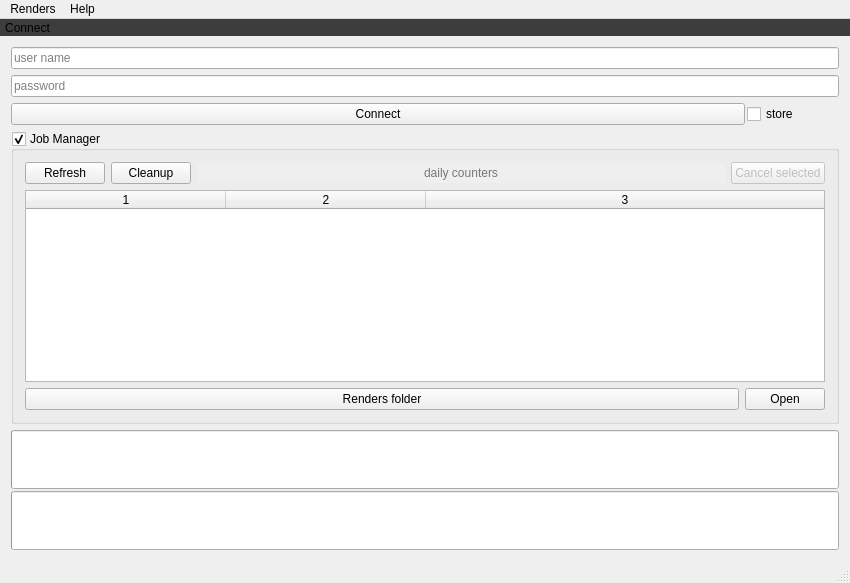
This is raypumpwindow.ui in michalmielczynski/RayPump as Qt 5 draws it before an edit. The edited form follows.
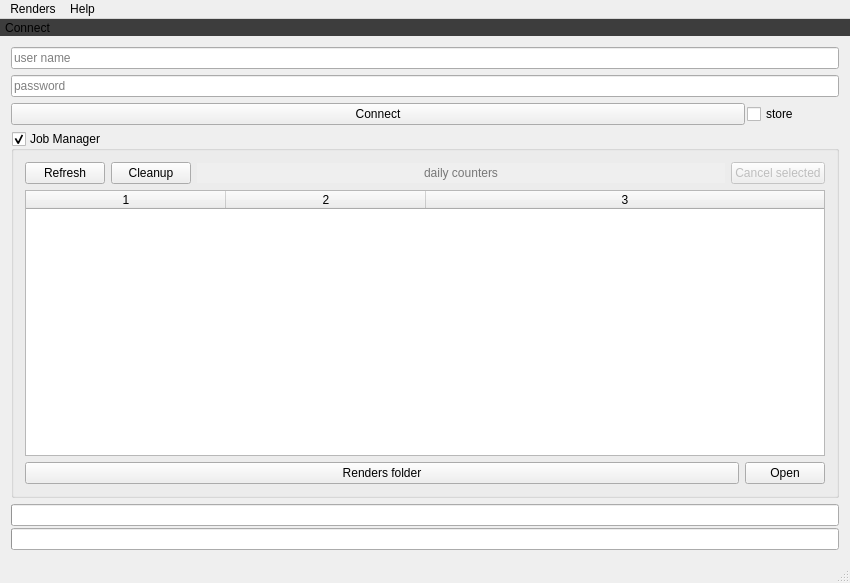
This is the edited form. Icons and pictures are not drawn.

Diff of the .ui file:
```diff
--- a/raypumpwindow.ui
+++ b/raypumpwindow.ui
@@ -33,7 +33,7 @@
      <verstretch>0</verstretch>
     </sizepolicy>
    </property>
-   <layout class="QVBoxLayout" name="verticalLayout_4">
+   <layout class="QVBoxLayout" name="verticalLayout_3">
     <item>
      <layout class="QHBoxLayout" name="horizontalLayout_3">
       <item>
@@ -104,6 +104,12 @@
     </item>
     <item>
      <widget class="QGroupBox" name="groupBoxAdvancedMode">
+      <property name="sizePolicy">
+       <sizepolicy hsizetype="Preferred" vsizetype="MinimumExpanding">
+        <horstretch>0</horstretch>
+        <verstretch>0</verstretch>
+       </sizepolicy>
+      </property>
       <property name="toolTip">
        <string>Shows more advanced management tools</string>
       </property>
@@ -291,24 +297,12 @@
      </widget>
     </item>
     <item>
-     <layout class="QVBoxLayout" name="verticalLayout_3">
+     <layout class="QVBoxLayout" name="verticalLayout_4">
       <property name="spacing">
        <number>2</number>
       </property>
       <item>
        <widget class="QProgressBar" name="progressBar">
-        <property name="sizePolicy">
-         <sizepolicy hsizetype="Expanding" vsizetype="Expanding">
-          <horstretch>0</horstretch>
-          <verstretch>0</verstretch>
-         </sizepolicy>
-        </property>
-        <property name="minimumSize">
-         <size>
-          <width>0</width>
-          <height>32</height>
-         </size>
-        </property>
         <property name="maximumSize">
          <size>
           <width>16777215</width>
@@ -324,22 +318,13 @@
         <property name="textVisible">
          <bool>false</bool>
         </property>
+        <property name="format">
+         <string>Upload: %p%</string>
+        </property>
        </widget>
       </item>
       <item>
        <widget class="QProgressBar" name="progressBarRender">
-        <property name="sizePolicy">
-         <sizepolicy hsizetype="Expanding" vsizetype="Expanding">
-          <horstretch>0</horstretch>
-          <verstretch>0</verstretch>
-         </sizepolicy>
-        </property>
-        <property name="minimumSize">
-         <size>
-          <width>0</width>
-          <height>32</height>
-         </size>
-        </property>
         <property name="maximumSize">
          <size>
           <width>16777215</width>
@@ -355,6 +340,9 @@
         <property name="textVisible">
          <bool>false</bool>
         </property>
+        <property name="format">
+         <string>Render: %p%</string>
+        </property>
         <property name="testing" stdset="0">
          <bool>false</bool>
         </property>
```
Left out of the diff: 2 changed lines with no effect on the pictures.
